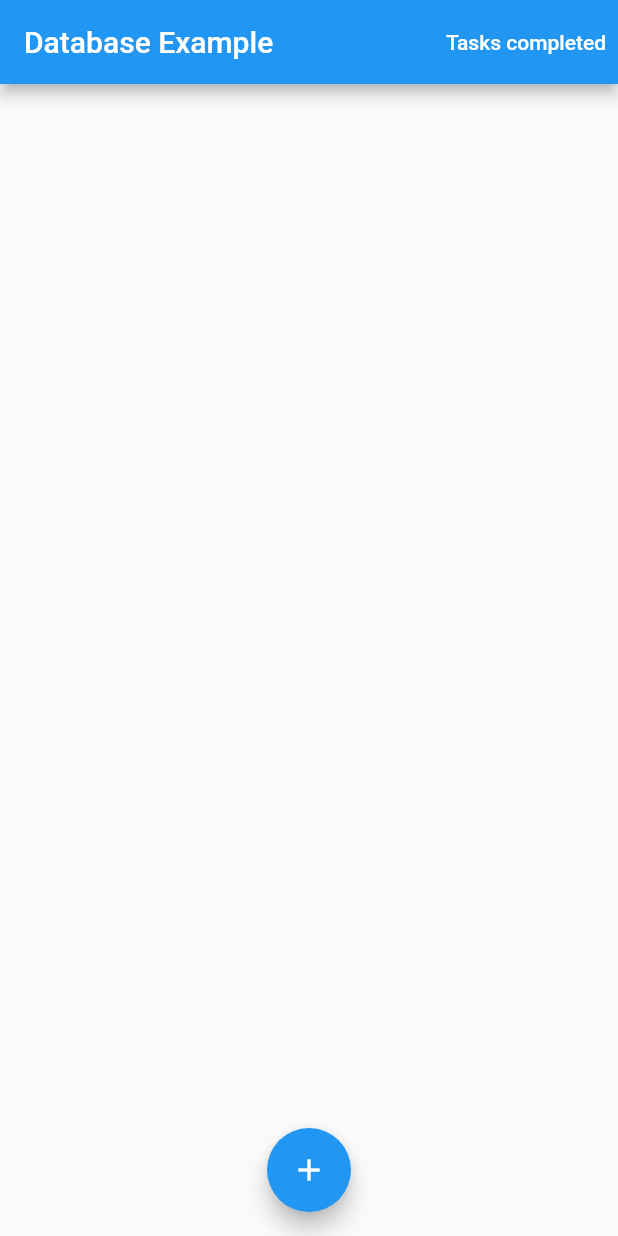
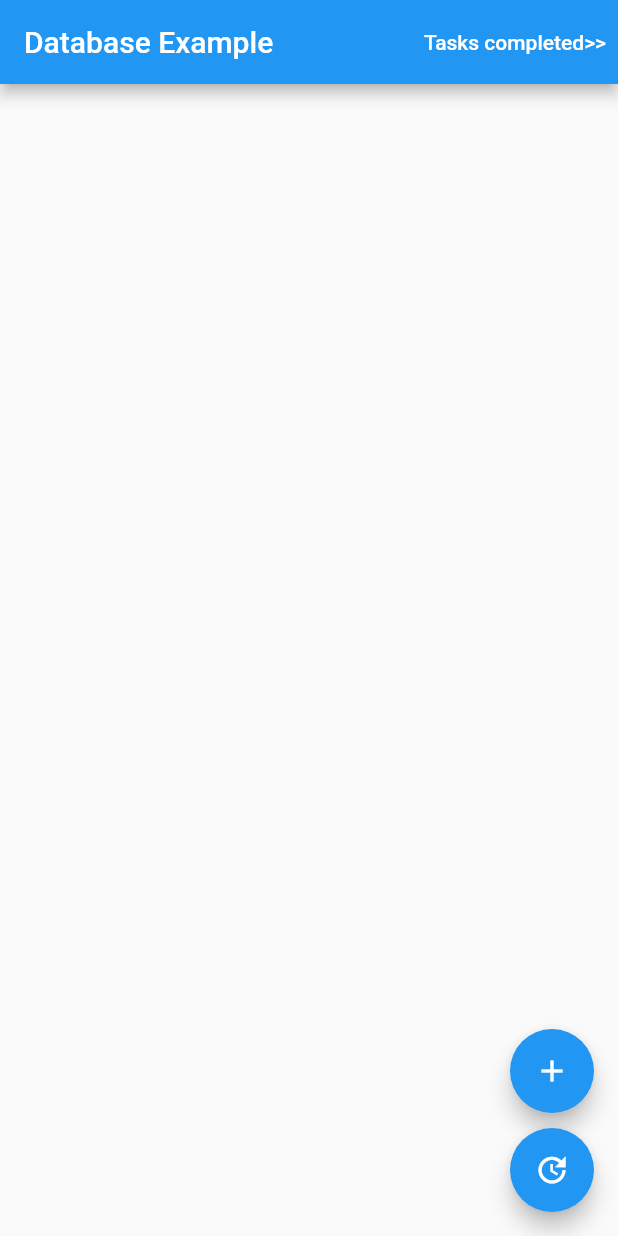
Before and after one commit to ChanSeongKim/DoitFlutter2.0-csk, a Flutter app: the screen it shows after launch, on a phone screen of 412 x 824 dp. Run offline on Flutter 3.47's test engine with Material 2 defaults, Android fonts, the phone set to English and light mode, and no system bars; our stand-ins replace dio, sqflite; accounts and stored records are empty; project files that could hold a hidden picture were left out.

```diff
--- a/chapter10/sql_test1/lib/main.dart
+++ b/chapter10/sql_test1/lib/main.dart
@@ -1,4 +1,3 @@
-
 import 'package:flutter/material.dart';
 import 'package:path/path.dart';
 import 'package:sqflite/sqflite.dart';
@@ -86,7 +85,7 @@ class _DatabaseApp extends State<DatabaseApp> {
                 });
               },
               child: Text(
-                'Tasks completed',
+                'Tasks completed>>',
                 style: TextStyle(color: Colors.white),
               )
           )
@@ -163,7 +162,9 @@ class _DatabaseApp extends State<DatabaseApp> {
                                   }
 
                                 );// showDialog
+
                                 _updateTodo( result) ;
+
                               },
                               onLongPress: () async {
                                 //Todo? result = await showDialog(
@@ -220,18 +221,41 @@ class _DatabaseApp extends State<DatabaseApp> {
           ),
         ),
       ),
-      floatingActionButton: FloatingActionButton(
+      floatingActionButton: Column(
+        children: <Widget>[
+          FloatingActionButton(
             onPressed: () async {
               final todo = await Navigator.of(context).pushNamed('/add') ;
               if( todo != null){
                 _insertTodo( todo as Todo) ;
-            showAlertDialog(context);
+                //showAlertDialog(context);// test
               }
             },
-        child: const Icon(Icons.add),),
-      floatingActionButtonLocation: FloatingActionButtonLocation.centerFloat,
+            heroTag: null ,
+            child: const Icon(Icons.add),
+          ),
+          SizedBox(
+            height: 10,
+          ),
+          FloatingActionButton(
+              onPressed: () async {
+                _allUpdate();
+              },
+            heroTag: null,
+            child: Icon(Icons.update),
+              ),
+        ],
+        mainAxisAlignment: MainAxisAlignment.end,
+      )
+    );
+  }
 
-    );
+  void _allUpdate() async {
+    final Database database = await widget.db ;
+    await database.rawUpdate('update todos set active=1 where active=0');
+    setState(() {
+      todoList = getTodos();
+    });
   }
 
   void _insertTodo(Todo todo )  async {
--- a/chapter10/sql_test1/pubspec.yaml
+++ b/chapter10/sql_test1/pubspec.yaml
@@ -29,7 +29,7 @@ environment:
 dependencies:
   flutter:
     sdk: flutter
-  sqflite:
+  sqflite: ^2.0.0+3
 
 
   # The following adds the Cupertino Icons font to your application.
```
Also changed, not shown: chapter10/sql_test1/lib/clearList.dart (+43 -3 lines), 1 other file. Lines whose indentation alone changed are shown as unchanged.
